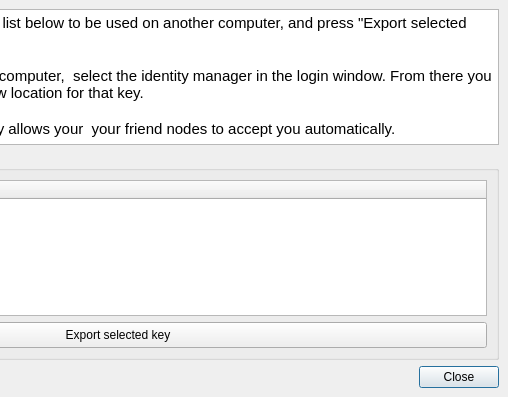
The window that retroshare-gui/src/gui/profile/ProfileManager.ui (RetroShare/RetroShare) describes before a commit, drawn with Qt 5; both pictures show x 272 to 780 and y 0 to 397 of the 780 by 397 pixel window.
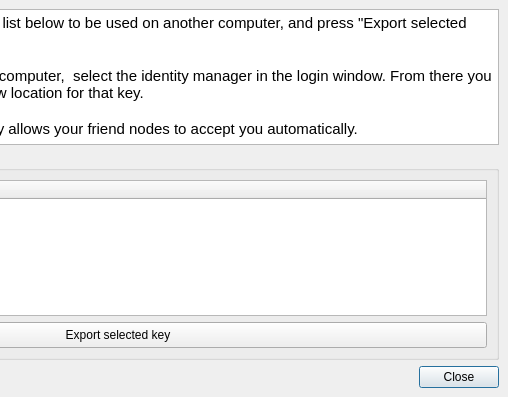
The same window after the commit. Icons and pictures are not drawn. Custom widgets are drawn as their Qt base class.

Commit message: Remove extra your

Patch:
```diff
--- a/retroshare-gui/src/gui/profile/ProfileManager.ui
+++ b/retroshare-gui/src/gui/profile/ProfileManager.ui
@@ -59,7 +59,7 @@
 &lt;p style=&quot;-qt-paragraph-type:empty; margin-top:0px; margin-bottom:0px; margin-left:0px; margin-right:0px; -qt-block-indent:0; text-indent:0px;&quot;&gt;&lt;br /&gt;&lt;/p&gt;
 &lt;p style=&quot; margin-top:0px; margin-bottom:0px; margin-left:0px; margin-right:0px; -qt-block-indent:0; text-indent:0px;&quot;&gt;To create a new location on a different computer,  select the identity manager in the login window. From there you can import the key file and create a new location for that key. &lt;/p&gt;
 &lt;p style=&quot;-qt-paragraph-type:empty; margin-top:0px; margin-bottom:0px; margin-left:0px; margin-right:0px; -qt-block-indent:0; text-indent:0px;&quot;&gt;&lt;br /&gt;&lt;/p&gt;
-&lt;p style=&quot; margin-top:0px; margin-bottom:0px; margin-left:0px; margin-right:0px; -qt-block-indent:0; text-indent:0px;&quot;&gt;Creating a new node with the same key allows your  your friend nodes to accept you automatically.&lt;/p&gt;&lt;/body&gt;&lt;/html&gt;</string>
+&lt;p style=&quot; margin-top:0px; margin-bottom:0px; margin-left:0px; margin-right:0px; -qt-block-indent:0; text-indent:0px;&quot;&gt;Creating a new node with the same key allows your friend nodes to accept you automatically.&lt;/p&gt;&lt;/body&gt;&lt;/html&gt;</string>
         </property>
        </widget>
       </item>
```
